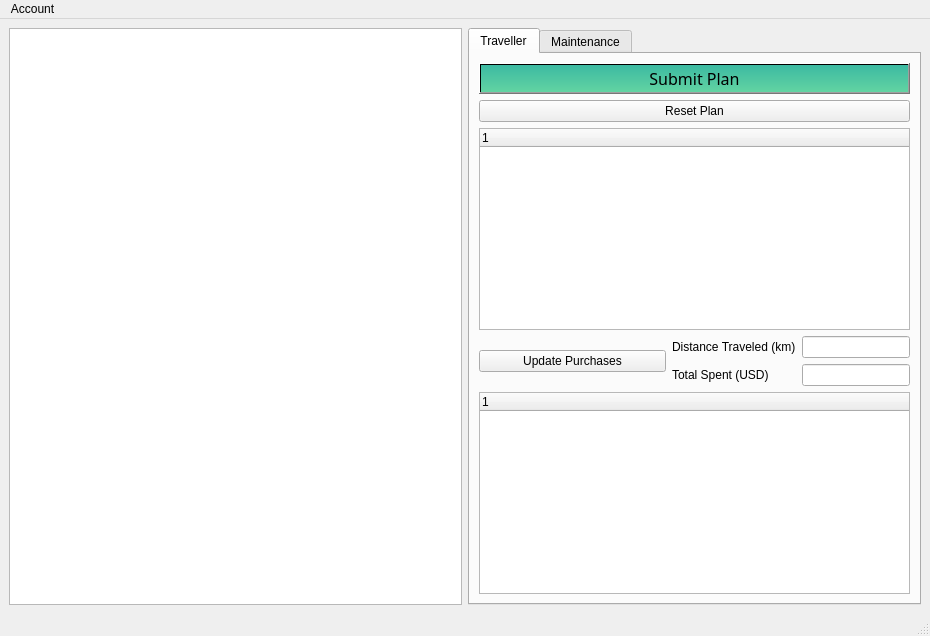
Old version of the form mainwindow.ui in the repository parham-sharaf/European-Vacation.
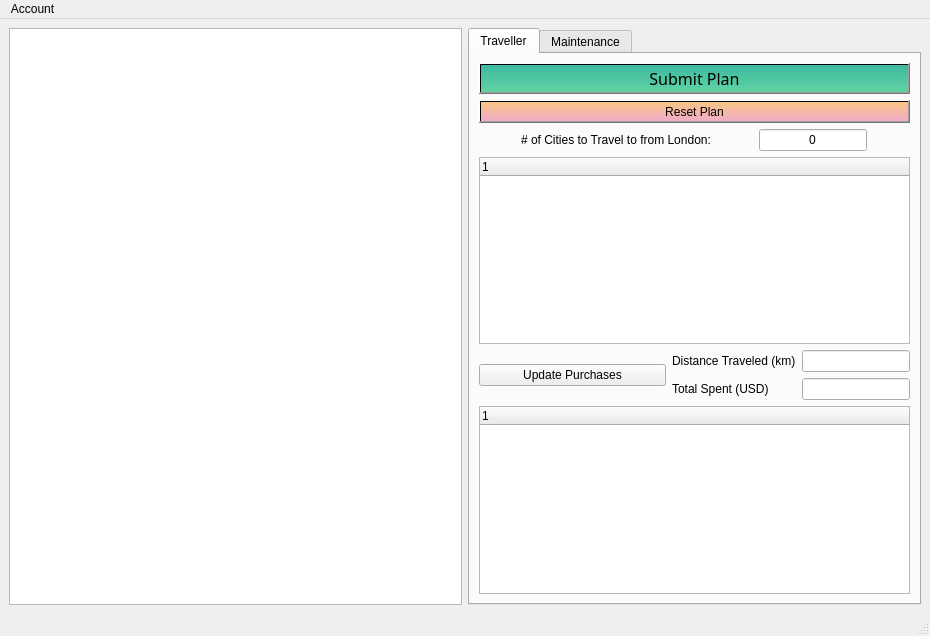
New version of the form.

Patch:
```diff
--- a/mainwindow.ui
+++ b/mainwindow.ui
@@ -24,7 +24,10 @@
     <bool>true</bool>
    </property>
    <layout class="QGridLayout" name="gridLayout">
-    <item row="4" column="1">
+    <item row="0" column="0">
+     <widget class="QGraphicsView" name="graphicsView"/>
+    </item>
+    <item row="0" column="1">
      <widget class="QTabWidget" name="tabWidget">
       <property name="currentIndex">
        <number>0</number>
@@ -55,11 +58,47 @@
         </item>
         <item>
          <widget class="QPushButton" name="clearPlan">
+          <property name="styleSheet">
+           <string notr="true">background-color: qlineargradient(spread:pad, x1:0, y1:0, x2:0, y2:1,   stop:0 #f8c485, stop:1 #f1acc8)</string>
+          </property>
           <property name="text">
            <string>Reset Plan</string>
           </property>
          </widget>
         </item>
+        <item>
+         <layout class="QHBoxLayout" name="horizontalLayout">
+          <item>
+           <widget class="QLabel" name="label">
+            <property name="sizePolicy">
+             <sizepolicy hsizetype="Fixed" vsizetype="Preferred">
+              <horstretch>0</horstretch>
+              <verstretch>0</verstretch>
+             </sizepolicy>
+            </property>
+            <property name="text">
+             <string># of Cities to Travel to from London:</string>
+            </property>
+           </widget>
+          </item>
+          <item>
+           <widget class="QLineEdit" name="citiesFromLondon_LineEdit">
+            <property name="sizePolicy">
+             <sizepolicy hsizetype="Fixed" vsizetype="Fixed">
+              <horstretch>0</horstretch>
+              <verstretch>0</verstretch>
+             </sizepolicy>
+            </property>
+            <property name="text">
+             <string>0</string>
+            </property>
+            <property name="alignment">
+             <set>Qt::AlignCenter</set>
+            </property>
+           </widget>
+          </item>
+         </layout>
+        </item>
         <item>
          <widget class="QTreeWidget" name="citiesTreeWidget">
           <property name="sizePolicy">
@@ -180,9 +219,6 @@
       </widget>
      </widget>
     </item>
-    <item row="4" column="0">
-     <widget class="QGraphicsView" name="graphicsView"/>
-    </item>
    </layout>
   </widget>
   <widget class="QStatusBar" name="statusbar"/>
@@ -192,7 +228,7 @@
      <x>0</x>
      <y>0</y>
      <width>930</width>
-     <height>22</height>
+     <height>26</height>
     </rect>
    </property>
    <widget class="QMenu" name="menuAccount">
```
